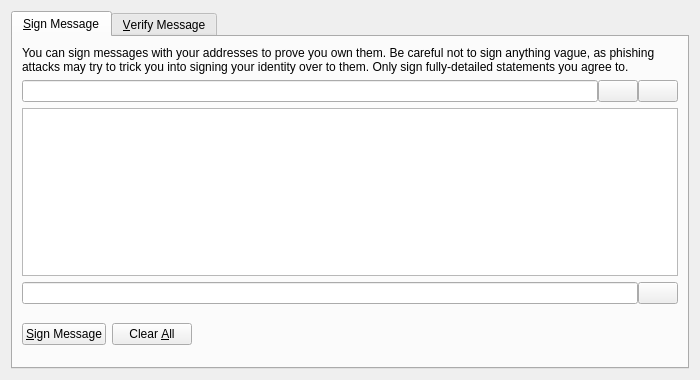
Above: src/qt/forms/signverifymessagedialog.ui from ShardcoinRepo/shard before the change. Below: the same form after it.
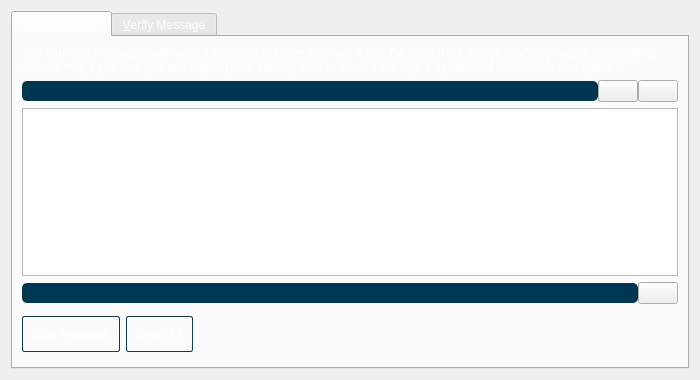
That is the form after the change. The open tabs and pages were chosen to show the change. Icons and pictures are not drawn. Custom widgets are drawn as their Qt base class.

What changed in the file:
```diff
--- a/src/qt/forms/signverifymessagedialog.ui
+++ b/src/qt/forms/signverifymessagedialog.ui
@@ -13,12 +13,18 @@
   <property name="windowTitle">
    <string>Signatures - Sign / Verify a Message</string>
   </property>
+  <property name="styleSheet">
+   <string notr="true">background:'#0a2634';</string>
+  </property>
   <property name="modal">
    <bool>true</bool>
   </property>
   <layout class="QVBoxLayout" name="verticalLayout">
    <item>
     <widget class="QTabWidget" name="tabWidget">
+     <property name="styleSheet">
+      <string notr="true">color:white</string>
+     </property>
      <property name="currentIndex">
       <number>1</number>
      </property>
@@ -50,6 +56,12 @@
            <property name="toolTip">
             <string>The address to sign the message with (e.g. DPpauUHW4ksipzUQhKKVAxscM6UonAAjhX)</string>
            </property>
+           <property name="styleSheet">
+            <string notr="true">background:#003750;
+color:white;
+padding:2px;
+border-radius:5px;</string>
+           </property>
            <property name="maxLength">
             <number>34</number>
            </property>
@@ -116,6 +128,12 @@
              <italic>true</italic>
             </font>
            </property>
+           <property name="styleSheet">
+            <string notr="true">background:#003750;
+color:white;
+padding:2px;
+border-radius:5px;</string>
+           </property>
            <property name="readOnly">
             <bool>true</bool>
            </property>
@@ -147,6 +165,52 @@
            <property name="toolTip">
             <string>Sign the message to prove you own this Shard address</string>
            </property>
+           <property name="styleSheet">
+            <string notr="true">QPushButton { 
+ background-color: &quot;#002d3f&quot;;
+	border:1px solid #0f3e54;
+	color:white;
+padding:10px;
+	outline: none;
+border-radius:2px;
+
+}
+
+QPushButton:pressed {
+   background-color: &quot;#003750&quot;;
+border:1px solid gray;
+	color:white;
+
+}
+QPushButton:focus:pressed { 
+    background: &quot;#003750&quot;;
+
+	color:white;
+
+ }
+QPushButton:focus { 
+   background-color: &quot;#003750&quot;;
+	border:1px solid #0f3e54;
+	color:white;
+
+}
+QPushButton:hover {
+     background-color: &quot;#003750&quot;;
+	border:1px solid #0f3e54;
+ }
+QPushButton:checked { 
+     background-color: &quot;#003750&quot;;
+border:1px solid #0f3e54;
+	color:white;
+
+ }
+QPushButton:disabled { 
+    background:'#0a2634';
+color:gray;
+border:1px solid #0f3e54;
+ }
+</string>
+           </property>
            <property name="text">
             <string>&amp;Sign Message</string>
            </property>
@@ -164,6 +228,52 @@
            <property name="toolTip">
             <string>Reset all sign message fields</string>
            </property>
+           <property name="styleSheet">
+            <string notr="true">QPushButton { 
+ background-color: &quot;#002d3f&quot;;
+	border:1px solid #0f3e54;
+	color:white;
+padding:10px;
+	outline: none;
+border-radius:2px;
+
+}
+
+QPushButton:pressed {
+   background-color: &quot;#003750&quot;;
+border:1px solid gray;
+	color:white;
+
+}
+QPushButton:focus:pressed { 
+    background: &quot;#003750&quot;;
+
+	color:white;
+
+ }
+QPushButton:focus { 
+   background-color: &quot;#003750&quot;;
+	border:1px solid #0f3e54;
+	color:white;
+
+}
+QPushButton:hover {
+     background-color: &quot;#003750&quot;;
+	border:1px solid #0f3e54;
+ }
+QPushButton:checked { 
+     background-color: &quot;#003750&quot;;
+border:1px solid #0f3e54;
+	color:white;
+
+ }
+QPushButton:disabled { 
+    background:'#0a2634';
+color:gray;
+border:1px solid #0f3e54;
+ }
+</string>
+           </property>
            <property name="text">
             <string>Clear &amp;All</string>
            </property>
```
Left out of the diff: 120 changed lines with no effect on the pictures.
